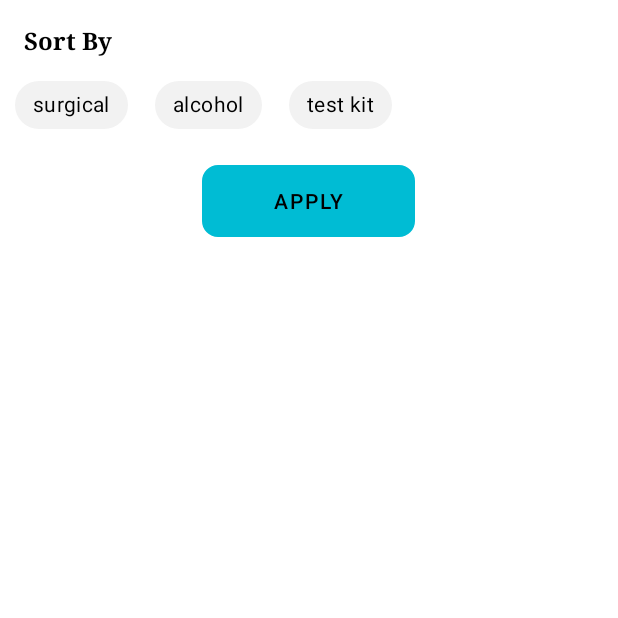
After one commit to ak307/Med_Express, an Android app: the FilterActivity screen opened directly, with no data from a screen before it, on a phone screen of 412 x 824 dp, the top half of it. The commit adds this screen. Run offline under Robolectric (Android 15) with nearby library versions, the light colour scheme and no system bars.

Commit message:
add filter

```diff
--- a/app/src/main/AndroidManifest.xml
+++ b/app/src/main/AndroidManifest.xml
@@ -9,7 +9,8 @@
         android:roundIcon="@mipmap/ic_launcher_round"
         android:supportsRtl="true"
         android:theme="@style/Theme.MedExpress">
-        <activity android:name=".RegisterActivity"></activity>
+        <activity android:name=".FilterActivity"></activity>
+        <activity android:name=".RegisterActivity" />
         <activity android:name=".LogInActivity" />
         <activity android:name=".LoadingPageActivity">
             <intent-filter>
--- /dev/null
+++ b/app/src/main/java/com/group/medexpress/FilterActivity.java
@@ -0,0 +1,71 @@
+package com.group.medexpress;
+
+import androidx.appcompat.app.AppCompatActivity;
+
+import android.content.Intent;
+import android.os.Bundle;
+import android.view.View;
+import android.widget.Button;
+import android.widget.CompoundButton;
+
+import com.google.android.material.chip.Chip;
+
+import java.util.ArrayList;
+
+public class FilterActivity extends AppCompatActivity {
+    private Chip surgical, alcohol, testKit;
+    private Button applyBtn;
+    private ArrayList<String> selectedChips;
+
+    @Override
+    protected void onCreate(Bundle savedInstanceState) {
+        super.onCreate(savedInstanceState);
+        setContentView(R.layout.activity_filter);
+
+
+        surgical = (Chip) findViewById(R.id.surgicalChip);
+        alcohol = (Chip) findViewById(R.id.alcoholChip);
+        testKit = (Chip) findViewById(R.id.testKitChip);
+        applyBtn = (Button) findViewById(R.id.filterApplyBtn);
+
+        selectedChips = new ArrayList<>();
+
+
+        CompoundButton.OnCheckedChangeListener checkedChangeListener = new CompoundButton.OnCheckedChangeListener() {
+            @Override
+            public void onCheckedChanged(CompoundButton buttonView, boolean isChecked) {
+                if (isChecked){
+                    selectedChips.add(buttonView.getText().toString());
+                }
+                else {
+                    selectedChips.remove(buttonView.getText().toString());
+                }
+            }
+        };
+
+        surgical.setOnCheckedChangeListener(checkedChangeListener);
+        alcohol.setOnCheckedChangeListener(checkedChangeListener);
+        testKit.setOnCheckedChangeListener(checkedChangeListener);
+
+
+        applyBtn.setOnClickListener(new View.OnClickListener() {
+            @Override
+            public void onClick(View v) {
+                Intent intent = new Intent();
+                intent.putExtra("selectedChipData", selectedChips);
+                setResult(101, intent);
+                finish();
+            }
+        });
+    }
+
+    @Override
+    public void onBackPressed() {
+        Intent intent = new Intent();
+        intent.putExtra("selectedChipData", selectedChips.add("~"));
+        setResult(101, intent);
+        finish();
+        super.onBackPressed();
+
+    }
+}
--- /dev/null
+++ b/app/src/main/res/drawable/ic_filter_24.xml
@@ -0,0 +1,5 @@
+<vector android:height="24dp" android:tint="#FFFFFF"
+    android:viewportHeight="24" android:viewportWidth="24"
+    android:width="24dp" xmlns:android="http://schemas.android.com/apk/res/android">
+    <path android:fillColor="@android:color/white" android:pathData="M10,18h4v-2h-4v2zM3,6v2h18L21,6L3,6zM6,13h12v-2L6,11v2z"/>
+</vector>
--- /dev/null
+++ b/app/src/main/res/layout/activity_filter.xml
@@ -0,0 +1,85 @@
+<?xml version="1.0" encoding="utf-8"?>
+<LinearLayout xmlns:android="http://schemas.android.com/apk/res/android"
+    xmlns:app="http://schemas.android.com/apk/res-auto"
+    xmlns:tools="http://schemas.android.com/tools"
+    android:id="@+id/surgical"
+    android:layout_width="match_parent"
+    android:layout_height="match_parent"
+    android:orientation="vertical"
+    android:background="@color/white"
+    tools:context=".FilterActivity">
+
+    <TextView
+        android:layout_width="match_parent"
+        android:layout_height="wrap_content"
+        android:layout_marginStart="16dp"
+        android:fontFamily="serif"
+        android:text="Sort By"
+        android:textColor="@color/black"
+        android:textSize="16sp"
+        android:textStyle="bold"
+        android:layout_marginTop="16sp"
+        android:layout_marginBottom="8dp" />
+
+    <com.google.android.material.chip.ChipGroup
+        android:layout_width="match_parent"
+        android:layout_height="wrap_content"
+        app:singleSelection="false">
+
+        <com.google.android.material.chip.Chip
+            android:id="@+id/surgicalChip"
+            android:layout_width="wrap_content"
+            android:layout_height="wrap_content"
+            android:text="surgical"
+            android:textColor="@color/black"
+            app:chipBackgroundColor="@color/grey"
+            android:fontFamily="serif"
+            android:layout_marginStart="10dp"
+            style="@style/Widget.MaterialComponents.Chip.Filter"
+            android:paddingLeft="8dp"
+            android:paddingRight="8dp"/>
+
+
+        <com.google.android.material.chip.Chip
+            android:id="@+id/alcoholChip"
+            android:layout_width="wrap_content"
+            android:layout_height="wrap_content"
+            android:text="alcohol"
+            android:textColor="@color/black"
+            app:chipBackgroundColor="@color/grey"
+            android:fontFamily="serif"
+            android:layout_marginStart="10dp"
+            style="@style/Widget.MaterialComponents.Chip.Filter"
+            android:paddingLeft="8dp"
+            android:paddingRight="8dp"/>
+
+
+        <com.google.android.material.chip.Chip
+            android:id="@+id/testKitChip"
+            android:layout_width="wrap_content"
+            android:layout_height="wrap_content"
+            android:text="test kit"
+            android:textColor="@color/black"
+            app:chipBackgroundColor="@color/grey"
+            android:fontFamily="serif"
+            android:layout_marginStart="10dp"
+            style="@style/Widget.MaterialComponents.Chip.Filter"
+            android:paddingLeft="8dp"
+            android:paddingRight="8dp"/>
+
+    </com.google.android.material.chip.ChipGroup>
+
+    <Button
+        android:id="@+id/filterApplyBtn"
+        android:layout_width="wrap_content"
+        android:layout_height="wrap_content"
+        android:paddingStart="48sp"
+        android:paddingEnd="48sp"
+        android:layout_gravity="center"
+        android:layout_marginTop="16dp"
+        android:text="Apply"
+        android:textColor="@color/black"
+        android:background="@drawable/round_border" />
+
+
+</LinearLayout>
```
Also changed, not shown: app/src/main/java/com/group/medexpress/HomeFragment.java (+71 -5 lines), app/src/main/res/layout/fragment_home.xml (+13 -3 lines).
